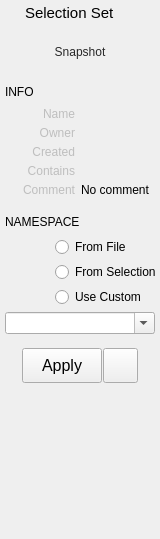
Qt form src/studiolibrary/packages/studiolibraryitems/resource/ui/SetsPreviewWidget.ui (krathjen/studiolibrary) before a commit.
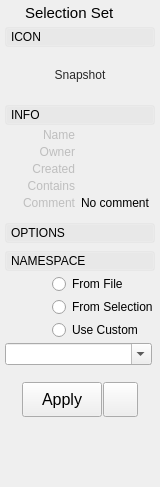
The same form after that commit. Icons and pictures are not drawn.

Commit message: Add support for collapsing info in the preview widgets

The edit to the form file:
```diff
--- a/src/studiolibrary/packages/studiolibraryitems/resource/ui/SetsPreviewWidget.ui
+++ b/src/studiolibrary/packages/studiolibraryitems/resource/ui/SetsPreviewWidget.ui
@@ -7,7 +7,7 @@
     <x>0</x>
     <y>0</y>
     <width>160</width>
-    <height>539</height>
+    <height>487</height>
    </rect>
   </property>
   <property name="sizePolicy">
@@ -19,7 +19,7 @@
   <property name="minimumSize">
    <size>
     <width>160</width>
-    <height>390</height>
+    <height>440</height>
    </size>
   </property>
   <property name="maximumSize">
@@ -101,6 +101,115 @@
     </layout>
    </item>
    <item>
+    <widget class="QFrame" name="iconToggleBox">
+     <property name="styleSheet">
+      <string notr="true"/>
+     </property>
+     <property name="frameShape">
+      <enum>QFrame::NoFrame</enum>
+     </property>
+     <property name="frameShadow">
+      <enum>QFrame::Raised</enum>
+     </property>
+     <layout class="QVBoxLayout" name="verticalLayout_6">
+      <property name="spacing">
+       <number>0</number>
+      </property>
+      <property name="margin">
+       <number>0</number>
+      </property>
+      <item>
+       <widget class="QFrame" name="iconToggleBoxHeading">
+        <property name="styleSheet">
+         <string notr="true"/>
+        </property>
+        <property name="frameShape">
+         <enum>QFrame::NoFrame</enum>
+        </property>
+        <property name="frameShadow">
+         <enum>QFrame::Raised</enum>
+        </property>
+        <layout class="QVBoxLayout" name="verticalLayout_7">
+         <property name="spacing">
+          <number>0</number>
+         </property>
+         <property name="margin">
+          <number>0</number>
+         </property>
+         <item>
+          <widget class="QPushButton" name="iconToggleBoxButton">
+           <property name="minimumSize">
+            <size>
+             <width>0</width>
+             <height>20</height>
+            </size>
+           </property>
+           <property name="styleSheet">
+            <string notr="true">
+QPushButton {
+	Text-align: left;
+	padding-left: 5px;
+}
+
+QPushButton:Checked {
+	background-color: rgb(255,255,255,25);
+}
+
+QPushButton:!Checked {
+	background-color: rgb(255,255,255,10);
+}</string>
+           </property>
+           <property name="text">
+            <string>ICON</string>
+           </property>
+           <property name="checkable">
+            <bool>true</bool>
+           </property>
+           <property name="checked">
+            <bool>true</bool>
+           </property>
+           <property name="flat">
+            <bool>true</bool>
+           </property>
+          </widget>
+         </item>
+        </layout>
+       </widget>
+      </item>
+      <item>
+       <widget class="QFrame" name="iconToggleBoxFrame">
+        <property name="sizePolicy">
+         <sizepolicy hsizetype="Preferred" vsizetype="Expanding">
+          <horstretch>0</horstretch>
+          <verstretch>0</verstretch>
+         </sizepolicy>
+        </property>
+        <property name="styleSheet">
+         <string notr="true"/>
+        </property>
+        <property name="frameShape">
+         <enum>QFrame::NoFrame</enum>
+        </property>
+        <property name="frameShadow">
+         <enum>QFrame::Raised</enum>
+        </property>
+        <layout class="QVBoxLayout" name="verticalLayout_8">
+         <property name="spacing">
+          <number>3</number>
+         </property>
+         <property name="leftMargin">
+          <number>0</number>
+         </property>
+         <property name="topMargin">
+          <number>3</number>
+         </property>
+         <property name="rightMargin">
+          <number>0</number>
+         </property>
+         <property name="bottomMargin">
+          <number>0</number>
+         </property>
+         <item>
     <layout class="QHBoxLayout" name="thumbnailLayout">
      <property name="spacing">
       <number>0</number>
@@ -213,53 +322,115 @@
      </item>
     </layout>
    </item>
+        </layout>
+       </widget>
+      </item>
+     </layout>
+    </widget>
+   </item>
    <item>
-    <layout class="QHBoxLayout" name="horizontalLayout_7">
-     <property name="topMargin">
+    <widget class="QFrame" name="infoToggleBox">
+     <property name="styleSheet">
+      <string notr="true"/>
+     </property>
+     <property name="frameShape">
+      <enum>QFrame::NoFrame</enum>
+     </property>
+     <property name="frameShadow">
+      <enum>QFrame::Raised</enum>
+     </property>
+     <layout class="QVBoxLayout" name="verticalLayout_3">
+      <property name="spacing">
       <number>0</number>
      </property>
+      <property name="margin">
+       <number>0</number>
+      </property>
      <item>
-      <widget class="QLabel" name="label_8">
+       <widget class="QFrame" name="infoToggleBoxHeading">
+        <property name="styleSheet">
+         <string notr="true"/>
+        </property>
+        <property name="frameShape">
+         <enum>QFrame::NoFrame</enum>
+        </property>
+        <property name="frameShadow">
+         <enum>QFrame::Raised</enum>
+        </property>
+        <layout class="QVBoxLayout" name="verticalLayout_5">
+         <property name="spacing">
+          <number>0</number>
+         </property>
+         <property name="margin">
+          <number>0</number>
+         </property>
+         <item>
+          <widget class="QPushButton" name="infoToggleBoxButton">
        <property name="minimumSize">
         <size>
-         <width>100</width>
-         <height>0</height>
-        </size>
-       </property>
-       <property name="maximumSize">
-        <size>
-         <width>16777215</width>
-         <height>16777215</height>
-        </size>
-       </property>
-       <property name="font">
-        <font>
-         <family>Arial</family>
-         <pointsize>9</pointsize>
-         <weight>50</weight>
-         <bold>false</bold>
-        </font>
+             <width>0</width>
+             <height>20</height>
+            </size>
+           </property>
+           <property name="styleSheet">
+            <string notr="true">
+QPushButton {
+	Text-align: left;
+	padding-left: 5px;
+}
+
+QPushButton:Checked {
+	background-color: rgb(255,255,255,25);
+}
+
+QPushButton:!Checked {
+	background-color: rgb(255,255,255,10);
+}</string>
        </property>
        <property name="text">
         <string>INFO</string>
        </property>
-      </widget>
-     </item>
-     <item>
-      <spacer name="horizontalSpacer_2">
-       <property name="orientation">
-        <enum>Qt::Horizontal</enum>
-       </property>
-       <property name="sizeHint" stdset="0">
-        <size>
-         <width>40</width>
-         <height>20</height>
-        </size>
-       </property>
-      </spacer>
-     </item>
-    </layout>
-   </item>
+           <property name="checkable">
+            <bool>true</bool>
+           </property>
+           <property name="checked">
+            <bool>true</bool>
+           </property>
+           <property name="flat">
+            <bool>true</bool>
+           </property>
+          </widget>
+         </item>
+        </layout>
+       </widget>
+      </item>
+      <item>
+       <widget class="QFrame" name="infoToggleBoxFrame">
+        <property name="styleSheet">
+         <string notr="true"/>
+        </property>
+        <property name="frameShape">
+         <enum>QFrame::NoFrame</enum>
+        </property>
+        <property name="frameShadow">
+         <enum>QFrame::Raised</enum>
+        </property>
+        <layout class="QVBoxLayout" name="verticalLayout_9">
+         <property name="spacing">
+          <number>3</number>
+         </property>
+         <property name="leftMargin">
+          <number>0</number>
+         </property>
+         <property name="topMargin">
+          <number>3</number>
+         </property>
+         <property name="rightMargin">
+          <number>0</number>
+         </property>
+         <property name="bottomMargin">
+          <number>3</number>
+         </property>
    <item>
     <layout class="QHBoxLayout" name="horizontalLayout">
      <property name="spacing">
@@ -638,53 +809,242 @@
      </item>
     </layout>
    </item>
+        </layout>
+       </widget>
+      </item>
+     </layout>
+    </widget>
+   </item>
    <item>
-    <layout class="QHBoxLayout" name="horizontalLayout_20">
-     <property name="topMargin">
-      <number>5</number>
-     </property>
-     <item>
-      <widget class="QLabel" name="label_5">
-       <property name="minimumSize">
-        <size>
-         <width>100</width>
-         <height>0</height>
-        </size>
-       </property>
+    <widget class="QFrame" name="optionsToggleBox">
        <property name="maximumSize">
         <size>
-         <width>16777215</width>
-         <height>16777215</height>
-        </size>
-       </property>
-       <property name="font">
-        <font>
-         <family>Arial</family>
-         <pointsize>9</pointsize>
-         <weight>50</weight>
-         <bold>false</bold>
-        </font>
+       <width>100000</width>
+       <height>100000</height>
+      </size>
+     </property>
+     <property name="styleSheet">
+      <string notr="true"/>
+     </property>
+     <property name="frameShape">
+      <enum>QFrame::NoFrame</enum>
+     </property>
+     <property name="frameShadow">
+      <enum>QFrame::Raised</enum>
+     </property>
+     <layout class="QVBoxLayout" name="verticalLayout_13">
+      <property name="spacing">
+       <number>0</number>
+      </property>
+      <property name="margin">
+       <number>0</number>
+      </property>
+      <item>
+       <widget class="QFrame" name="optionsToggleBoxHeading">
+        <property name="styleSheet">
+         <string notr="true"/>
+        </property>
+        <property name="frameShape">
+         <enum>QFrame::NoFrame</enum>
+        </property>
+        <property name="frameShadow">
+         <enum>QFrame::Raised</enum>
+        </property>
+        <layout class="QVBoxLayout" name="verticalLayout_14">
+         <property name="spacing">
+          <number>0</number>
+         </property>
+         <property name="margin">
+          <number>0</number>
+         </property>
+         <item>
+          <widget class="QPushButton" name="optionsToggleBoxButton">
+           <property name="minimumSize">
+            <size>
+             <width>0</width>
+             <height>20</height>
+            </size>
+           </property>
+           <property name="styleSheet">
+            <string notr="true">
+QPushButton {
+	Text-align: left;
+	padding-left: 5px;
+}
+
+QPushButton:Checked {
+	background-color: rgb(255,255,255,25);
+}
+
+QPushButton:!Checked {
+	background-color: rgb(255,255,255,10);
+}</string>
+           </property>
+           <property name="text">
+            <string>OPTIONS</string>
+           </property>
+           <property name="checkable">
+            <bool>true</bool>
+           </property>
+           <property name="checked">
+            <bool>true</bool>
+           </property>
+           <property name="flat">
+            <bool>true</bool>
+           </property>
+          </widget>
+         </item>
+        </layout>
+       </widget>
+      </item>
+      <item>
+       <widget class="QFrame" name="optionsToggleBoxFrame">
+        <property name="sizePolicy">
+         <sizepolicy hsizetype="Preferred" vsizetype="Expanding">
+          <horstretch>0</horstretch>
+          <verstretch>0</verstretch>
+         </sizepolicy>
+        </property>
+        <property name="styleSheet">
+         <string notr="true"/>
+        </property>
+        <property name="frameShape">
+         <enum>QFrame::NoFrame</enum>
+        </property>
+        <property name="frameShadow">
+         <enum>QFrame::Raised</enum>
+        </property>
+        <layout class="QVBoxLayout" name="verticalLayout_15">
+         <property name="spacing">
+          <number>3</number>
+         </property>
+         <property name="leftMargin">
+          <number>0</number>
+         </property>
+         <property name="topMargin">
+          <number>3</number>
+         </property>
+         <property name="rightMargin">
+          <number>0</number>
+         </property>
+         <property name="bottomMargin">
+          <number>0</number>
+         </property>
+        </layout>
+       </widget>
+      </item>
+     </layout>
+    </widget>
+   </item>
+   <item>
+    <widget class="QFrame" name="namespaceToggleBox">
+     <property name="styleSheet">
+      <string notr="true"/>
+     </property>
+     <property name="frameShape">
+      <enum>QFrame::NoFrame</enum>
+     </property>
+     <property name="frameShadow">
+      <enum>QFrame::Raised</enum>
+     </property>
+     <layout class="QVBoxLayout" name="verticalLayout_16">
+      <property name="spacing">
+       <number>0</number>
+      </property>
+      <property name="margin">
+       <number>0</number>
+      </property>
+      <item>
+       <widget class="QFrame" name="namespaceToggleBoxHeading">
+        <property name="styleSheet">
+         <string notr="true"/>
+        </property>
+        <property name="frameShape">
+         <enum>QFrame::NoFrame</enum>
+        </property>
+        <property name="frameShadow">
+         <enum>QFrame::Raised</enum>
+        </property>
+        <layout class="QVBoxLayout" name="verticalLayout_17">
+         <property name="spacing">
+          <number>0</number>
+         </property>
+         <property name="margin">
+          <number>0</number>
+         </property>
+         <item>
+          <widget class="QPushButton" name="namespaceToggleBoxButton">
+           <property name="minimumSize">
+            <size>
+             <width>0</width>
+             <height>20</height>
+            </size>
+           </property>
+           <property name="styleSheet">
+            <string notr="true">
+QPushButton {
+	Text-align: left;
+	padding-left: 5px;
+}
+
+QPushButton:Checked {
+	background-color: rgb(255,255,255,25);
+}
+
+QPushButton:!Checked {
+	background-color: rgb(255,255,255,10);
+}</string>
        </property>
        <property name="text">
         <string>NAMESPACE</string>
        </property>
-      </widget>
-     </item>
-     <item>
-      <spacer name="horizontalSpacer_5">
-       <property name="orientation">
-        <enum>Qt::Horizontal</enum>
-       </property>
-       <property name="sizeHint" stdset="0">
-        <size>
-         <width>40</width>
-         <height>20</height>
-        </size>
-       </property>
-      </spacer>
-     </item>
-    </layout>
-   </item>
+           <property name="checkable">
+            <bool>true</bool>
+           </property>
+           <property name="checked">
+            <bool>true</bool>
+           </property>
+           <property name="flat">
+            <bool>true</bool>
+           </property>
+          </widget>
+         </item>
+        </layout>
+       </widget>
+      </item>
+      <item>
+       <widget class="QFrame" name="namespaceToggleBoxFrame">
+        <property name="sizePolicy">
+         <sizepolicy hsizetype="Preferred" vsizetype="Expanding">
+          <horstretch>0</horstretch>
+          <verstretch>0</verstretch>
+         </sizepolicy>
+        </property>
+        <property name="styleSheet">
+         <string notr="true"/>
+        </property>
+        <property name="frameShape">
+         <enum>QFrame::NoFrame</enum>
+        </property>
+        <property name="frameShadow">
+         <enum>QFrame::Raised</enum>
+        </property>
+        <layout class="QVBoxLayout" name="verticalLayout_18">
+         <property name="spacing">
+          <number>3</number>
+         </property>
+         <property name="leftMargin">
+          <number>0</number>
+         </property>
+         <property name="topMargin">
+          <number>3</number>
+         </property>
+         <property name="rightMargin">
+          <number>3</number>
+         </property>
+         <property name="bottomMargin">
+          <number>3</number>
+         </property>
    <item>
     <layout class="QHBoxLayout" name="horizontalLayout_5">
      <property name="spacing">
@@ -888,6 +1248,12 @@
      <property name="frame">
       <bool>true</bool>
      </property>
+          </widget>
+         </item>
+        </layout>
+       </widget>
+      </item>
+     </layout>
     </widget>
    </item>
    <item>
```
Lines whose indentation alone changed are shown as unchanged. The commit also changes 5 other files.
